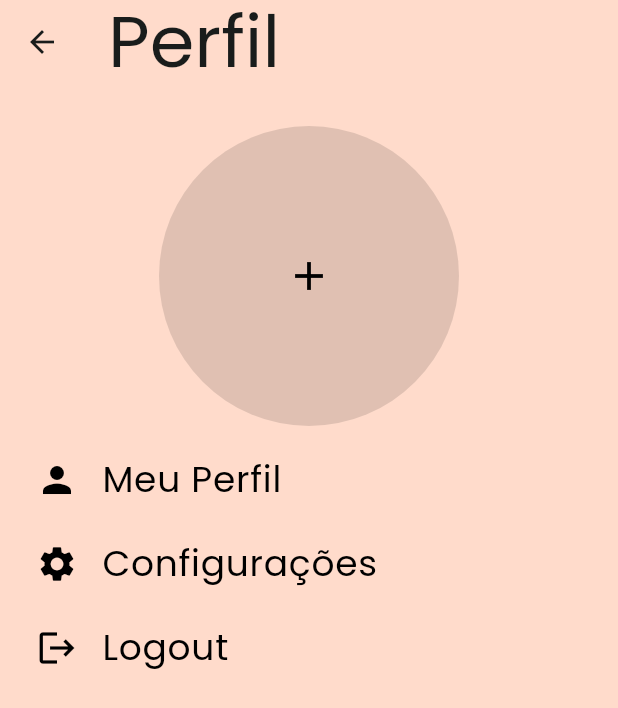
After one commit to felipeuematsu/flup_karaoke, a Flutter app: the ProfileView screen opened by its route, on a phone screen of 412 x 824 dp. The commit adds this screen. Shown: the top 708 px of the screen. Run offline on Flutter 3.47's test engine with Material 2 defaults, Android fonts, the phone set to English and light mode, and no system bars; drawn by our look-alikes of dynamic_color; our stand-ins replace auto_route, gap, get_it, infinite_scroll_pagination, isar, shared_preferences and 1 more; missing offline and left inert: karaoke_request_api; accounts and stored records are empty; generated files the repository leaves out were written again; network calls fail.

Commit message:
Criação da Aba de Perfil

```diff
--- a/lib/configuration/app_router.dart
+++ b/lib/configuration/app_router.dart
@@ -11,6 +11,7 @@ class AppRouter extends $AppRouter {
         AutoRoute(page: LoginRoute.page, path: '/server'),
         AutoRoute(page: SearchRoute.page, path: '/search'),
         AutoRoute(page: NowPlayingRoute.page, path: '/playing'),
+        AutoRoute(page: ProfileRoute.page, path: '/profile'),
         AutoRoute(page: AllPlaylistsRoute.page, path: '/playlists', children: [
           AutoRoute(page: PlaylistDetailsRoute.page, path: ':id'),
         ]),
--- a/lib/features/home/view/home_view.dart
+++ b/lib/features/home/view/home_view.dart
@@ -81,7 +81,7 @@ class _HomeViewState extends State<HomeView> with SingleTickerProviderStateMixin
                 HomeGridTile(title: FlupS.of(context).search, icon: Icons.search, route: const SearchRoute()),
                 HomeGridTile(title: FlupS.of(context).playlists, icon: Icons.music_note, route: const AllPlaylistsRoute()),
                 HomeGridTile(title: FlupS.of(context).nowPlaying, icon: Icons.play_arrow, route: const NowPlayingRoute()),
-                HomeGridTile(title: FlupS.of(context).profile, icon: Icons.person, route: const HomeRoute()),
+                HomeGridTile(title: FlupS.of(context).profile, icon: Icons.person, route: const ProfileRoute()),
               ],
             ),
             const Spacer(),
--- /dev/null
+++ b/lib/features/profile/view/profile_view.dart
@@ -0,0 +1,75 @@
+import 'package:auto_route/annotations.dart';
+import 'package:flutter/material.dart';
+import 'package:flup_karaoke/helper/fish_assets.dart';
+
+@RoutePage()
+class ProfileView extends StatelessWidget {
+  const ProfileView({super.key});
+
+  @override
+  Widget build(BuildContext context) {
+    const fish = FishAssets.sad;
+    return Scaffold(
+      appBar: AppBar(title: Text('Perfil')),
+      body: Center(
+        child: Padding(
+          padding: const EdgeInsets.all(8.0),
+          child: Column(
+            children: [
+              const SizedBox(height: 20),
+              SizedBox(
+                height: 200,
+                width: 200,
+
+                child: ClipRRect(borderRadius: BorderRadius.circular(100),
+                  child: InkWell(
+                      onTap: () {},
+                      borderRadius: BorderRadius.circular(1000),
+                      child: Container(color: Colors.black12,
+                          child: const Icon(Icons.add,color: Colors.black,size: 32,))),
+                ),
+              ),
+              const SizedBox(height: 8),
+              ListTile(
+                title: const Text(
+                  'Meu Perfil',
+                  style: TextStyle(color: Colors.black, fontSize: 24),
+                ),
+                onTap: () {},
+                leading: const Icon(
+                  Icons.person,
+                  size: 28,
+                  color: Colors.black,
+                ),
+              ),
+              ListTile(
+                title: const Text(
+                  'Configurações',
+                  style: TextStyle(color: Colors.black, fontSize: 24),
+                ),
+                onTap: () {},
+                leading: const Icon(
+                  Icons.settings,
+                  size: 28,
+                  color: Colors.black,
+                ),
+              ),
+              ListTile(
+                title: const Text(
+                  'Logout',
+                  style: TextStyle(color: Colors.black, fontSize: 24),
+                ),
+                onTap: () {},
+                leading: const Icon(
+                  Icons.logout,
+                  size: 28,
+                  color: Colors.black,
+                ),
+              )
+            ],
+          ),
+        ),
+      ),
+    );
+  }
+}
```
Also changed, not shown: lib/configuration/app_router.gr.dart.
